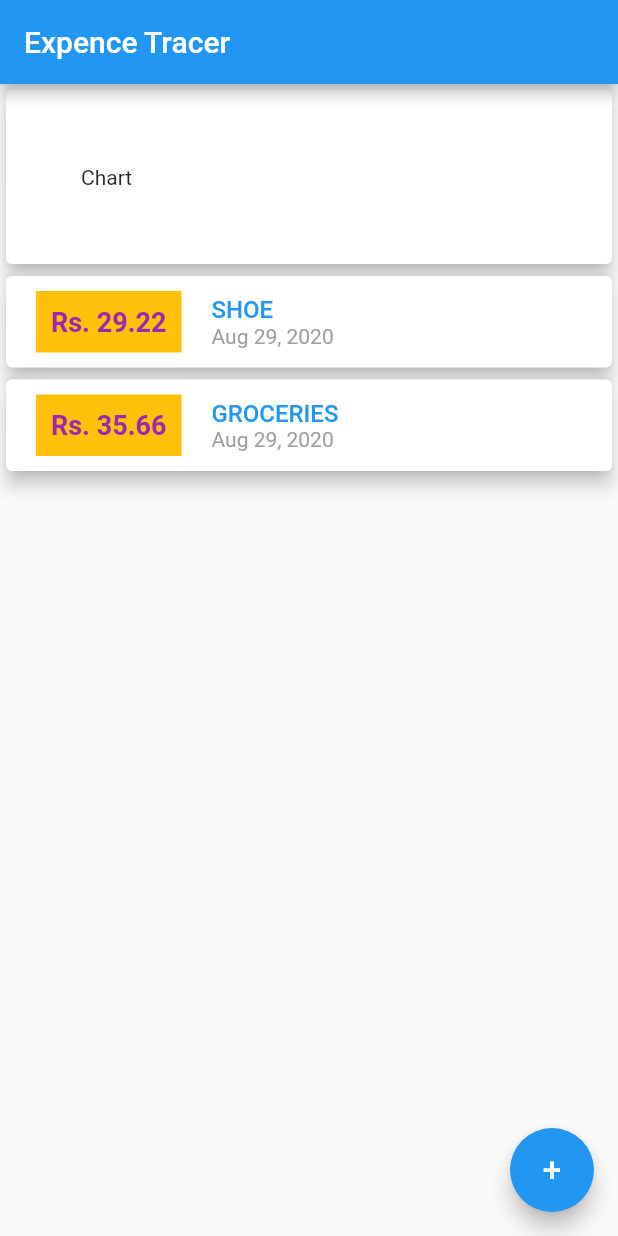
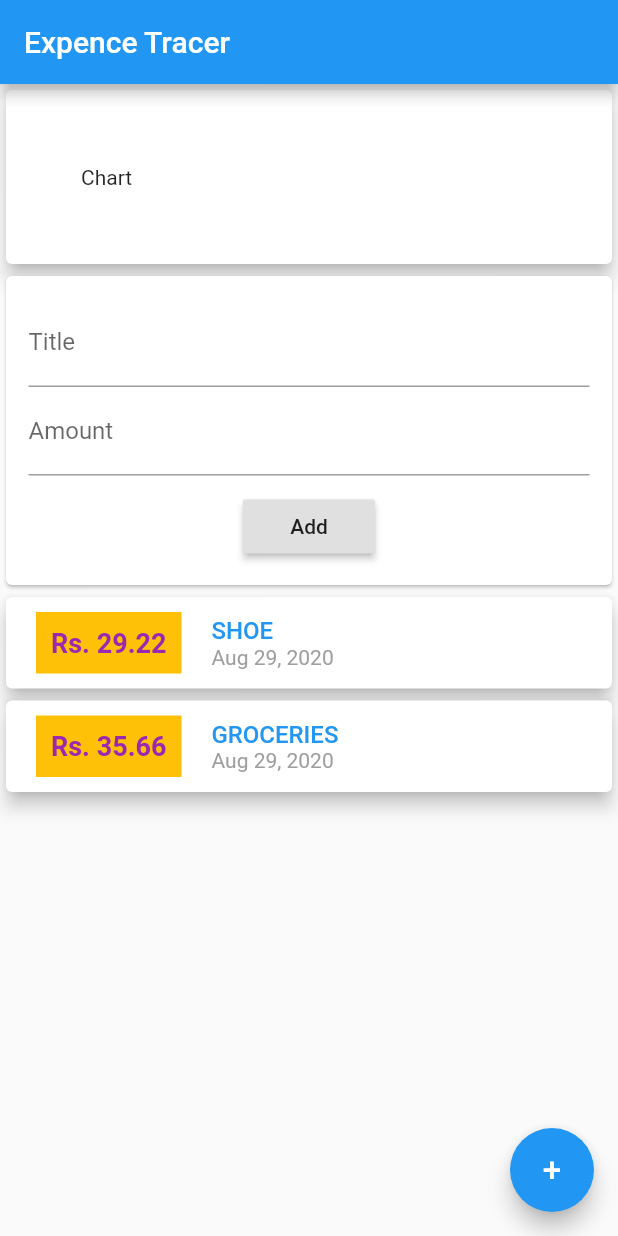
Before and after one commit to sumitdhungana14/expence_tracker, a Flutter app: the screen it shows after launch, on a phone screen of 412 x 824 dp. Run offline on Flutter 3.47's test engine with Material 2 defaults, Android fonts, the phone set to English and light mode, and no system bars.

Commit message:
Transaction input fields added.

```diff
--- a/lib/main.dart
+++ b/lib/main.dart
@@ -1,5 +1,6 @@
 import 'package:expence_tracker/mock/transaction_mock.dart';
 import 'package:expence_tracker/model/transaction.dart';
+import 'package:expence_tracker/transaction-view/transaction_input.dart';
 import 'package:expence_tracker/transaction-view/transaction_wrapper.dart';
 import 'package:flutter/material.dart';
 
@@ -43,8 +44,8 @@ class MyHomePage extends StatelessWidget {
                   width: double.infinity,
                   child: Text('Chart')),
             ),
-            Container(
-                child: TransactionWrapper(transactions: transactions)),
+            TransactionInput(),
+            Container(child: TransactionWrapper(transactions: transactions)),
           ]),
           floatingActionButton: FloatingActionButton(
             onPressed: () {},
--- /dev/null
+++ b/lib/transaction-view/transaction_input.dart
@@ -0,0 +1,28 @@
+import 'package:flutter/material.dart';
+
+class TransactionInput extends StatelessWidget {
+
+  @override
+  Widget build(BuildContext context) {
+    return Card(
+      child: Container(
+        padding: EdgeInsets.all(15),
+        child: Column(
+          children: [
+            TextField(
+              decoration: InputDecoration(labelText: 'Title'),
+            ),
+            TextField(
+              decoration: InputDecoration(labelText: 'Amount'),
+            ),
+            SizedBox(height:10),
+            RaisedButton(
+              child: Text('Add'),
+              onPressed: () {},
+            )
+          ],
+        ),
+      ),
+    );
+  }
+}
```
